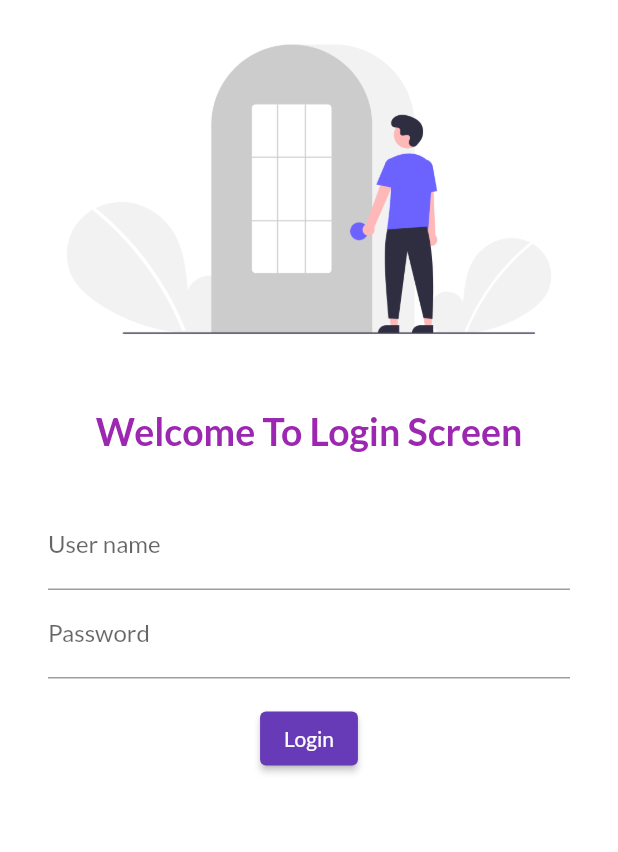
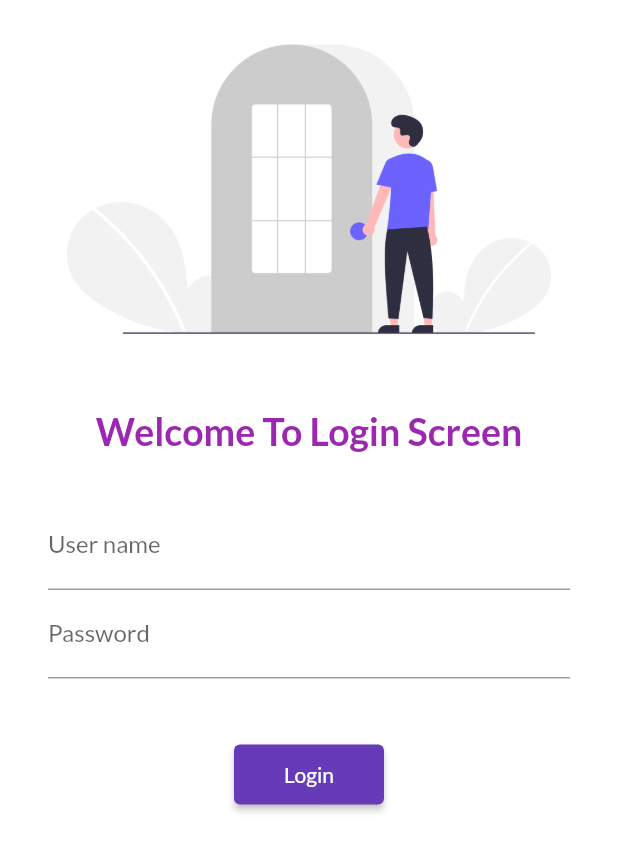
Before and after one commit to sameerzf/Flutter-1, a Flutter app: the screen it shows after launch, on a phone screen of 412 x 824 dp. Shown: the top 852 px of the screen. Run offline on Flutter 3.47's test engine with Material 2 defaults, Android fonts, the phone set to English and light mode, and no system bars; our stand-ins replace google_fonts.

Commit message:
Day 5 completed

```diff
--- a/lib/login_page.dart
+++ b/lib/login_page.dart
@@ -1,4 +1,5 @@
 import 'package:flutter/material.dart';
+import 'package:flutter_catalog/utils/routes.dart';
 
 class LoginPage extends StatelessWidget {
   const LoginPage({super.key});
@@ -7,6 +8,7 @@ class LoginPage extends StatelessWidget {
   Widget build(BuildContext context) {
     return Material(
       color: Colors.white,
+      child: SingleChildScrollView(
         child: Column(
           children: [
             Image.asset(
@@ -42,12 +44,12 @@ class LoginPage extends StatelessWidget {
                     ),
                   ),
                   Padding(
-                  padding: const EdgeInsets.all(16.0),
+                    padding: const EdgeInsets.all(40.0),
                     child: ElevatedButton(
                         onPressed: () {
-                        print("Hi Sameer");
+                          Navigator.pushNamed(context, MyRoutes.homeRoute);
                         },
-                      style: TextButton.styleFrom(),
+                        style: TextButton.styleFrom(minimumSize: Size(100, 40)),
                         child: Text("Login")),
                   ),
                 ],
@@ -55,6 +57,7 @@ class LoginPage extends StatelessWidget {
             )
           ],
         ),
+      ),
     );
   }
 }
--- a/lib/main.dart
+++ b/lib/main.dart
@@ -1,4 +1,5 @@
 import 'package:flutter/material.dart';
+import 'package:flutter_catalog/utils/routes.dart';
 import 'package:google_fonts/google_fonts.dart';
 
 import 'home_page.dart';
@@ -32,9 +33,11 @@ class MyApp extends StatelessWidget {
       //initialRoute: "/LoginPage",
       routes: {
         "/": (context) => LoginPage(),
-        "/home": (context) =>
-            HomePage(), //do this or home: Homepage(), if we do both then app will give error
-        "/display": (context) => DisplayPage(),
+        // "/home": (context) =>
+        //     HomePage(), //do this or home: Homepage(), if we do both then app will give error
+        MyRoutes.homeRoute: (context) => HomePage(),
+         MyRoutes.displayRoute: (context) => DisplayPage(),
+          MyRoutes.loginRoute:(context) => LoginPage()
       },
     );
   }
--- /dev/null
+++ b/lib/utils/routes.dart
@@ -0,0 +1,5 @@
+class MyRoutes {
+  static String loginRoute = "/login";
+  static String homeRoute = "/home";
+  static String displayRoute = "/display";
+}
```
Lines whose indentation alone changed are shown as unchanged.
